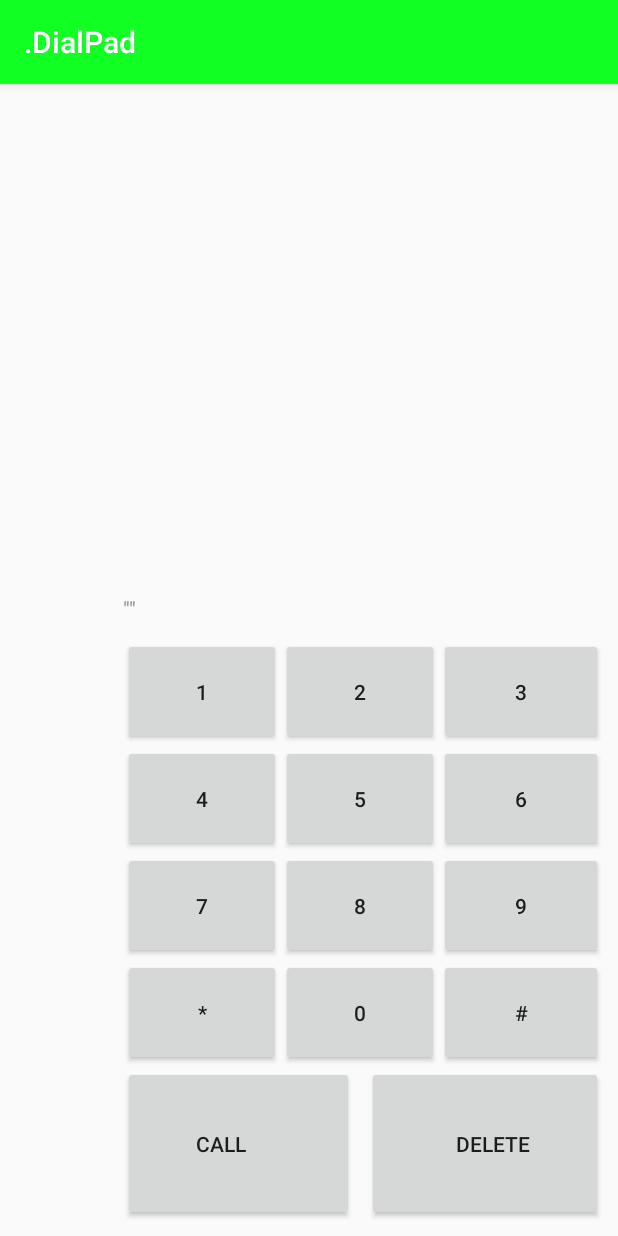
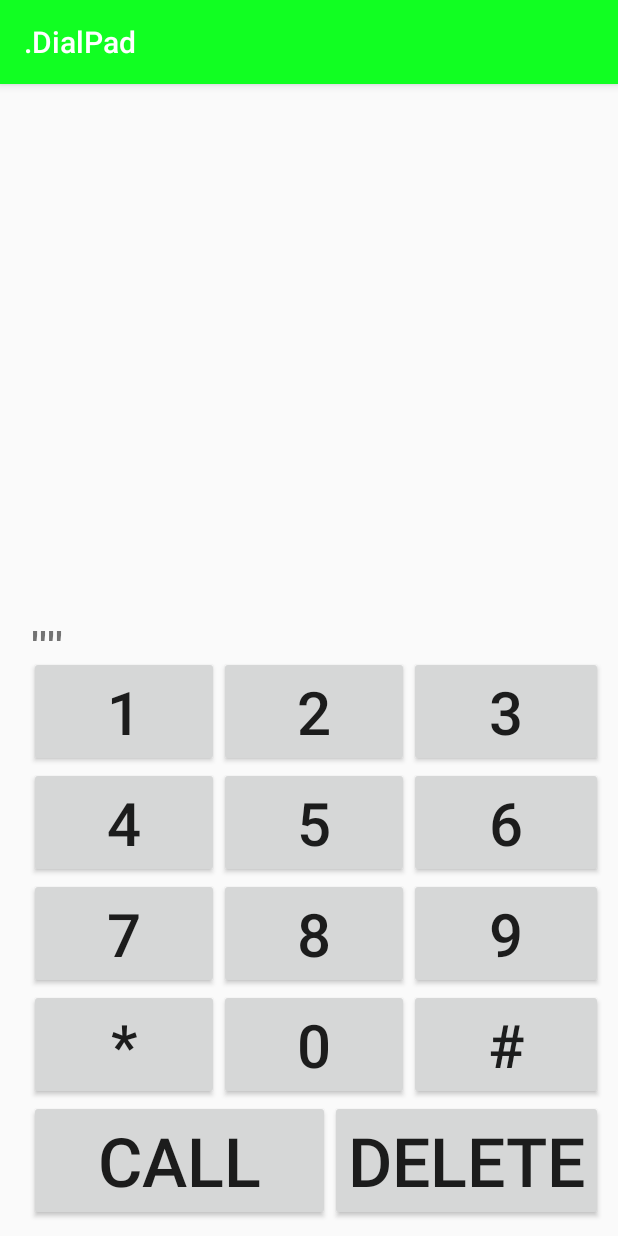
Before and after one commit to edwinjosechittilappilly/ARGUS, an Android app: the DialPad screen opened directly, with no data from a screen before it, on a phone screen of 412 x 824 dp. Run offline under Robolectric (Android 15) with nearby library versions, the phone set to English and light mode, and no system bars.

Commit message:
Changed Dialler Style

```diff
--- a/app/src/main/res/layout/dialler.xml
+++ b/app/src/main/res/layout/dialler.xml
@@ -17,78 +17,95 @@
         android:ems="10"
         android:id="@+id/dphoneno"
         android:layout_width="320dp"
-        android:text='""' />
+        android:text='""'
+        android:paddingBottom="@dimen/text_field_bottom_margin"
+        android:textSize="40dp"
+        />
 
 
     <Button
-        android:text="\n           1           \n"
+        android:text="    1    "
         android:layout_columnSpan="2"
         android:layout_gravity="fill"
+        android:textSize="40dp"
         android:id="@+id/buttond1"/>
     <Button
-        android:text="\n           2           \n"
+        android:text="    2    "
         android:layout_columnSpan="2"
+        android:textSize="40dp"
         android:layout_gravity="fill"
         android:id="@+id/buttond2"/>
     <Button
-        android:text="\n           3           \n"
+        android:text="    3    "
         android:layout_columnSpan="2"
+        android:textSize="40dp"
         android:layout_gravity="fill"
         android:id="@+id/buttond3"/>
     <Button
-        android:text="\n           4           \n"
+        android:text="    4    "
         android:layout_columnSpan="2"
         android:layout_gravity="fill"
+        android:textSize="40dp"
         android:id="@+id/buttond4"/>
     <Button
-        android:text="\n           5           \n"
+        android:text="    5    "
         android:layout_columnSpan="2"
+        android:textSize="40dp"
         android:layout_gravity="fill"
         android:id="@+id/buttond5"/>
     <Button
-        android:text="\n           6           \n"
+        android:text="    6    "
         android:layout_columnSpan="2"
+        android:textSize="40dp"
         android:layout_gravity="fill"
         android:id="@+id/buttond6"/>
     <Button
-        android:text="\n           7           \n"
+        android:text="    7    "
         android:layout_columnSpan="2"
+        android:textSize="40dp"
         android:layout_gravity="fill"
         android:id="@+id/buttond7"/>
     <Button
-        android:text="\n           8           \n"
+        android:text="    8    "
         android:layout_columnSpan="2"
         android:layout_gravity="fill"
+        android:textSize="40dp"
         android:id="@+id/buttond8"/>
     <Button
-        android:text="\n           9           \n"
+        android:text="    9    "
         android:layout_columnSpan="2"
+        android:textSize="40dp"
         android:layout_gravity="fill"
         android:id="@+id/buttond9"/>
     <Button
-        android:text="\n           *           \n"
+        android:text="    *    "
         android:layout_columnSpan="2"
+        android:textSize="40dp"
         android:layout_gravity="fill"
         android:id="@+id/buttonds"/>
     <Button
-        android:text="\n           0           \n"
+        android:text="    0    "
         android:layout_columnSpan="2"
         android:layout_gravity="fill"
+        android:textSize="40dp"
         android:id="@+id/buttond0"/>
     <Button
-        android:text="\n           #           \n"
+        android:text="    #    "
         android:layout_columnSpan="2"
         android:layout_gravity="fill"
+        android:textSize="40dp"
         android:id="@+id/buttondh"/>
     <Button
-        android:text="\n\n           Call                  \n\n"
+        android:text="   Call   "
         android:layout_columnSpan="3"
         android:layout_gravity="left"
+        android:textSize="45dp"
         android:id="@+id/buttondcall"
         android:minWidth="130dp" />
     <Button
-        android:text="\n\n              Delete           \n\n"
+        android:text="Delete"
         android:layout_columnSpan="3"
+        android:textSize="45dp"
         android:layout_gravity="right"
         android:id="@+id/buttondback"
         android:minWidth="140dp" />
--- a/app/src/main/res/values/diallerdimens.xml
+++ b/app/src/main/res/values/diallerdimens.xml
@@ -4,4 +4,6 @@
     <dimen name="dialler_bottom_margin">10dp</dimen>
     <dimen name="dialler_left_margin">10dp</dimen>
     <dimen name="dialler_right_margin">5dp</dimen>
+    <dimen name="text_field_bottom_margin">10dp</dimen>
+
 </resources>
```
